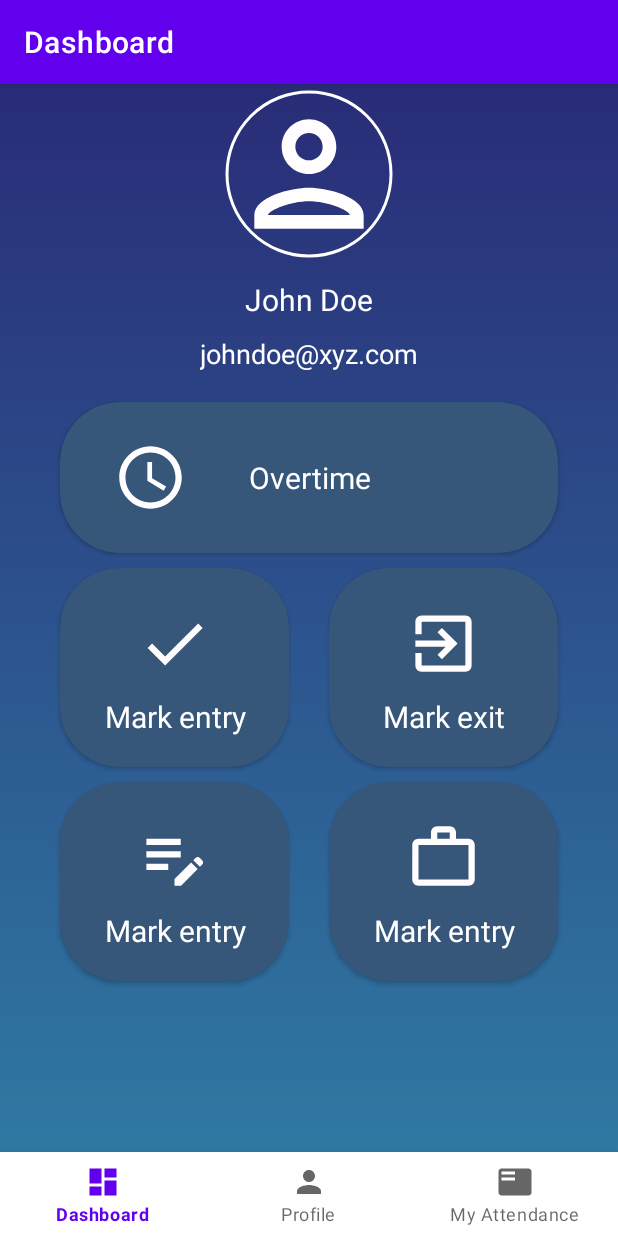
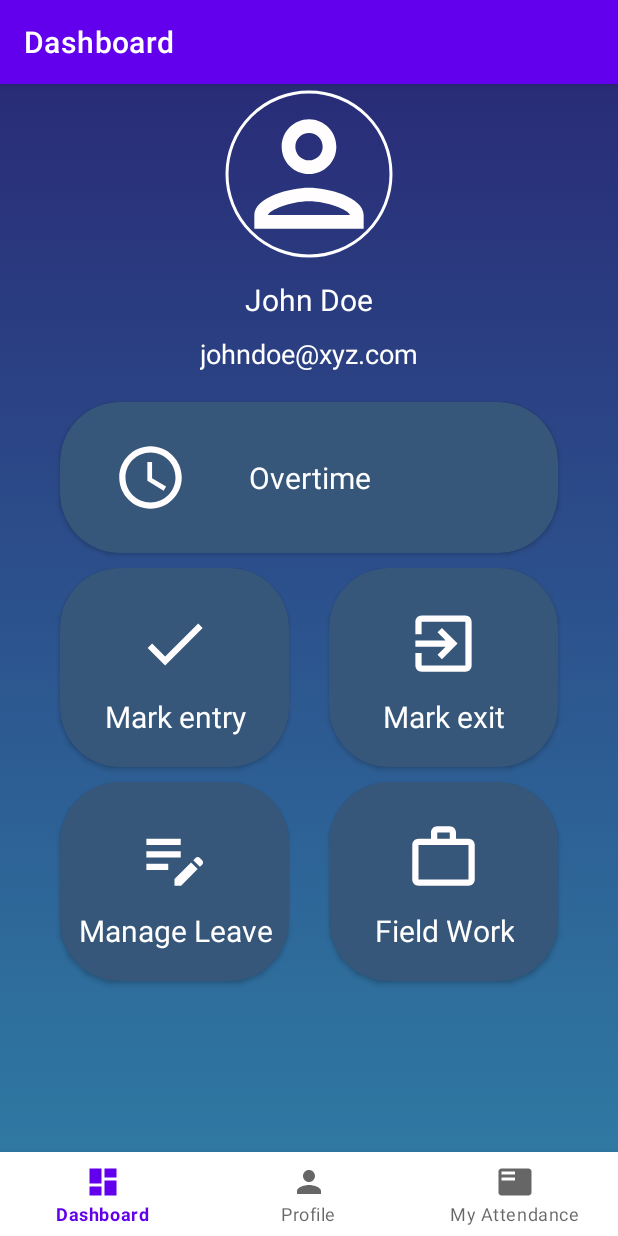
Before and after one commit to akamhackathon/AKAM_hackathon, an Android app: the screen it shows after launch once a user with an empty profile is signed in (MainActivity), on a phone screen of 412 x 824 dp. Run offline under Robolectric (Android 15) with nearby library versions, the phone set to English and light mode, and no system bars; our stand-ins replace Dagger/Hilt's generated code, Firebase (no records; nobody signed in at launch, a user with empty details on screens opened directly), navigation-ui; libraries missing offline, so code that uses them is left out: pub.devrel.easypermissions.

Commit message:
dashboard

```diff
--- a/app/src/main/java/com/ryan/project/mainactivity/mainfragments/ui/dashboard/DashboardFragment.kt
+++ b/app/src/main/java/com/ryan/project/mainactivity/mainfragments/ui/dashboard/DashboardFragment.kt
@@ -1,10 +1,12 @@
 package com.ryan.project.mainactivity.mainfragments.ui.dashboard
 
+import android.content.Intent
 import android.os.Bundle
 import android.view.View
 import androidx.fragment.app.Fragment
 import com.ryan.project.R
 import com.ryan.project.databinding.FragmentDashboardBinding
+import com.ryan.project.service.LocationService
 
 class DashboardFragment: Fragment(R.layout.fragment_dashboard) {
     private lateinit var binding: FragmentDashboardBinding
@@ -12,5 +14,24 @@ class DashboardFragment: Fragment(R.layout.fragment_dashboard) {
     override fun onViewCreated(view: View, savedInstanceState: Bundle?) {
         super.onViewCreated(view, savedInstanceState)
         binding = FragmentDashboardBinding.bind(view)
+
+        binding.apply {
+            markEntryDashoard.setOnClickListener {
+                Intent(requireContext(), LocationService::class.java).also {
+                    requireContext().startService(it)
+                }
+            }
+            markExitDashboard.setOnClickListener {
+                Intent(requireContext(), LocationService::class.java).also {
+                    requireContext().stopService(it)
+                }
+            }
+            manageLeaveDashboard.setOnClickListener {
+
+            }
+            fieldWorkDashboard.setOnClickListener {
+
+            }
+        }
     }
 }
--- a/app/src/main/res/layout/fragment_dashboard.xml
+++ b/app/src/main/res/layout/fragment_dashboard.xml
@@ -1,8 +1,8 @@
 <?xml version="1.0" encoding="utf-8"?>
 <androidx.constraintlayout.widget.ConstraintLayout xmlns:android="http://schemas.android.com/apk/res/android"
+    xmlns:app="http://schemas.android.com/apk/res-auto"
     android:layout_width="match_parent"
     android:layout_height="match_parent"
-    xmlns:app="http://schemas.android.com/apk/res-auto"
     android:background="@drawable/gradient">
 
     <com.google.android.material.imageview.ShapeableImageView
@@ -53,6 +53,8 @@
         android:layout_marginHorizontal="40dp"
         android:layout_marginTop="20dp"
         android:backgroundTint="#36567A"
+        android:clickable="true"
+        android:focusable="true"
         app:cardCornerRadius="40dp"
         app:layout_constraintEnd_toEndOf="parent"
         app:layout_constraintStart_toStartOf="parent"
@@ -100,6 +102,8 @@
         android:layout_marginStart="40dp"
         android:layout_marginTop="10dp"
         android:backgroundTint="#36567A"
+        android:clickable="true"
+        android:focusable="true"
         app:cardCornerRadius="40dp"
         app:layout_constraintStart_toStartOf="parent"
         app:layout_constraintTop_toBottomOf="@+id/overtime_dashboard"
@@ -147,6 +151,8 @@
         android:layout_marginTop="10dp"
         android:layout_marginEnd="40dp"
         android:backgroundTint="#36567A"
+        android:clickable="true"
+        android:focusable="true"
         app:cardCornerRadius="40dp"
         app:layout_constraintEnd_toEndOf="parent"
         app:layout_constraintTop_toBottomOf="@+id/overtime_dashboard"
@@ -196,6 +202,8 @@
         android:layout_marginStart="40dp"
         android:layout_marginTop="10dp"
         android:backgroundTint="#36567A"
+        android:clickable="true"
+        android:focusable="true"
         app:cardCornerRadius="40dp"
         app:layout_constraintStart_toStartOf="parent"
         app:layout_constraintTop_toBottomOf="@+id/mark_entry_dashoard"
@@ -223,7 +231,7 @@
                 android:layout_height="wrap_content"
                 android:layout_marginTop="10dp"
                 android:layout_marginBottom="20dp"
-                android:text="Mark entry"
+                android:text="Manage Leave"
                 android:textAlignment="center"
                 android:textColor="@color/white"
                 android:textSize="20sp"
@@ -243,6 +251,8 @@
         android:layout_marginTop="10dp"
         android:layout_marginEnd="40dp"
         android:backgroundTint="#36567A"
+        android:clickable="true"
+        android:focusable="true"
         app:cardCornerRadius="40dp"
         app:layout_constraintEnd_toEndOf="parent"
         app:layout_constraintTop_toBottomOf="@+id/mark_exit_dashboard"
@@ -271,7 +281,7 @@
                 android:layout_height="wrap_content"
                 android:layout_marginTop="10dp"
                 android:layout_marginBottom="20dp"
-                android:text="Mark entry"
+                android:text="Field Work"
                 android:textAlignment="center"
                 android:textColor="@color/white"
                 android:textSize="20sp"
```
Also changed, not shown: app/src/main/java/com/ryan/project/service/LocationService.kt (+65 -4 lines).
